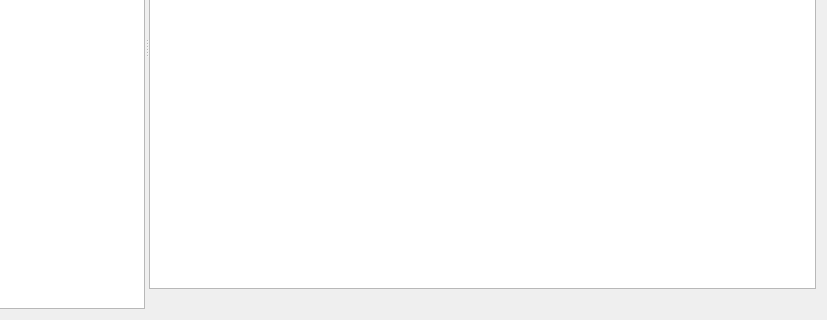
Sergeyego/warehouse, file formacceptancewire.ui: the form before one commit; both pictures show x 167 to 994 and y 256 to 576 of the 994 by 576 pixel window.
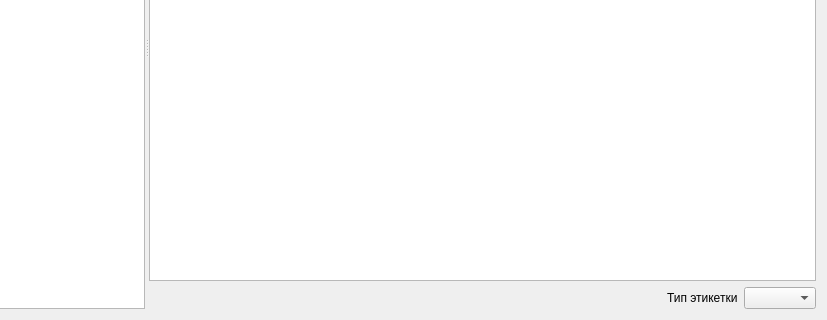
The form after the commit. Custom widgets are drawn as their Qt base class.

What changed in the file:
```diff
--- a/formacceptancewire.ui
+++ b/formacceptancewire.ui
@@ -209,6 +209,16 @@
            </property>
           </spacer>
          </item>
+         <item>
+          <widget class="QLabel" name="label_6">
+           <property name="text">
+            <string>Тип этикетки</string>
+           </property>
+          </widget>
+         </item>
+         <item>
+          <widget class="QComboBox" name="comboBoxLblType"/>
+         </item>
         </layout>
        </item>
       </layout>
```
